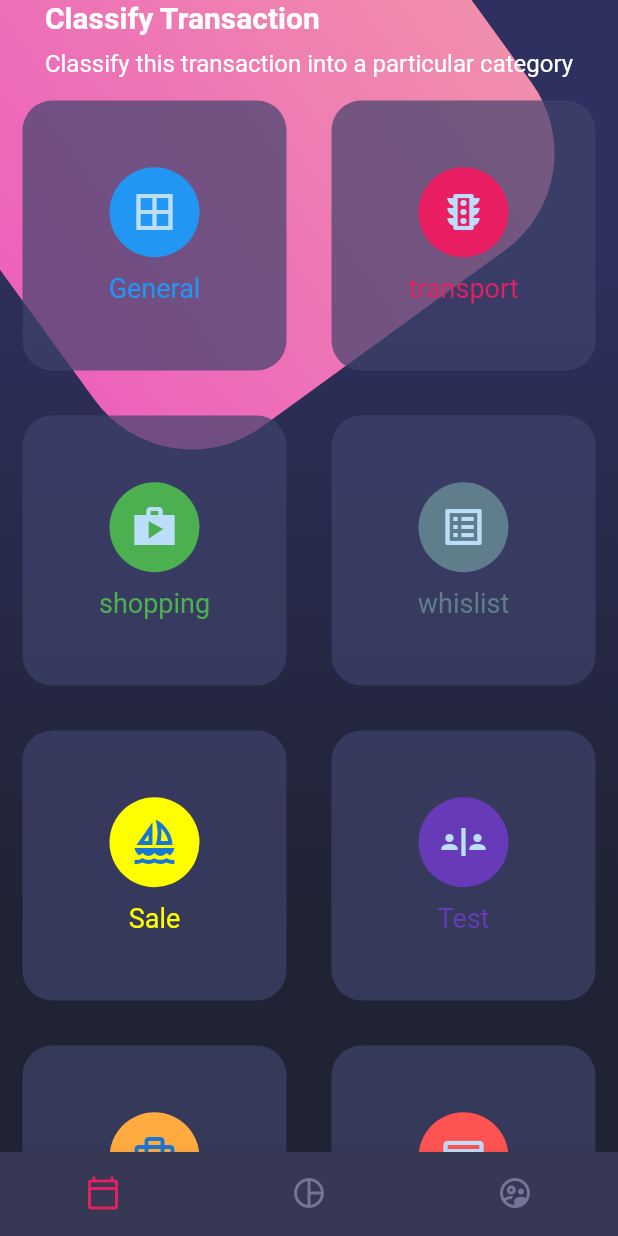
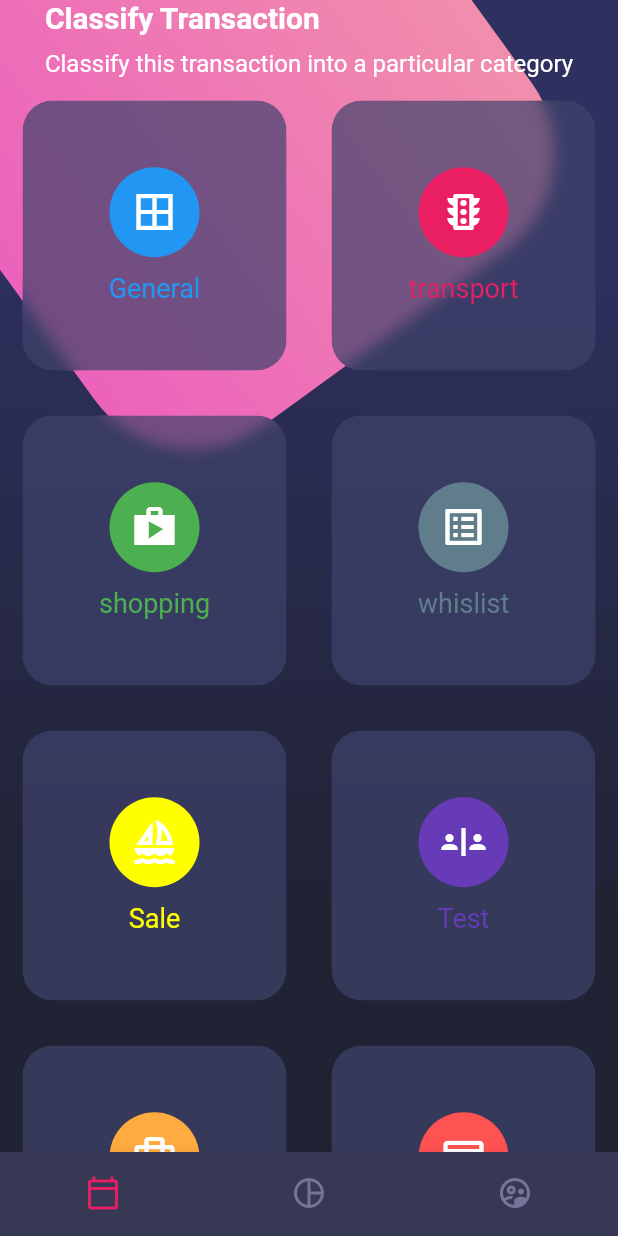
Before and after one commit to Francisc0hll/Flutter_design_app, a Flutter app: the screen it shows after launch, on a phone screen of 412 x 824 dp. Run offline on Flutter 3.47's test engine with Material 2 defaults, Android fonts, the phone set to English and light mode, and no system bars; missing offline and left inert: dart:ffi.

Commit message:
third commit, creat blur of cards

```diff
--- a/lib/main.dart
+++ b/lib/main.dart
@@ -11,6 +11,7 @@
     return MaterialApp(
       debugShowCheckedModeBanner: false,
       title: 'Material App',
+      theme: ThemeData.dark(),
       initialRoute: 'home_screen',
       routes: {
         'home_screen': (_) => HomeScreen(),
--- a/lib/widgets/card_table.dart
+++ b/lib/widgets/card_table.dart
@@ -1,3 +1,5 @@
+import 'dart:ui';
+
 import 'package:flutter/material.dart';
 
 class CardTable extends StatelessWidget {
@@ -61,6 +63,11 @@
   Widget build(BuildContext context) {
     return Container(
       margin: EdgeInsets.all(15),
+      child: ClipRRect(
+        borderRadius: BorderRadius.circular(20),
+        child: BackdropFilter(
+          filter: ImageFilter.blur(sigmaX: 5, sigmaY: 5),
+          child: Container(
             height: 180,
             decoration: BoxDecoration(
                 color: Color.fromRGBO(62, 66, 107, 0.7),
@@ -70,10 +77,7 @@
               children: [
                 CircleAvatar(
                   backgroundColor: this.color,
-            child: Icon(
-              this.icon,
-              size: 32,
-            ),
+                  child: Icon(this.icon, size: 32, color: Colors.white),
                   radius: 30,
                 ),
                 SizedBox(height: 10),
@@ -83,6 +87,9 @@
                 )
               ],
             ),
+          ),
+        ),
+      ),
     );
   }
 }
```
Lines whose indentation alone changed are shown as unchanged.
